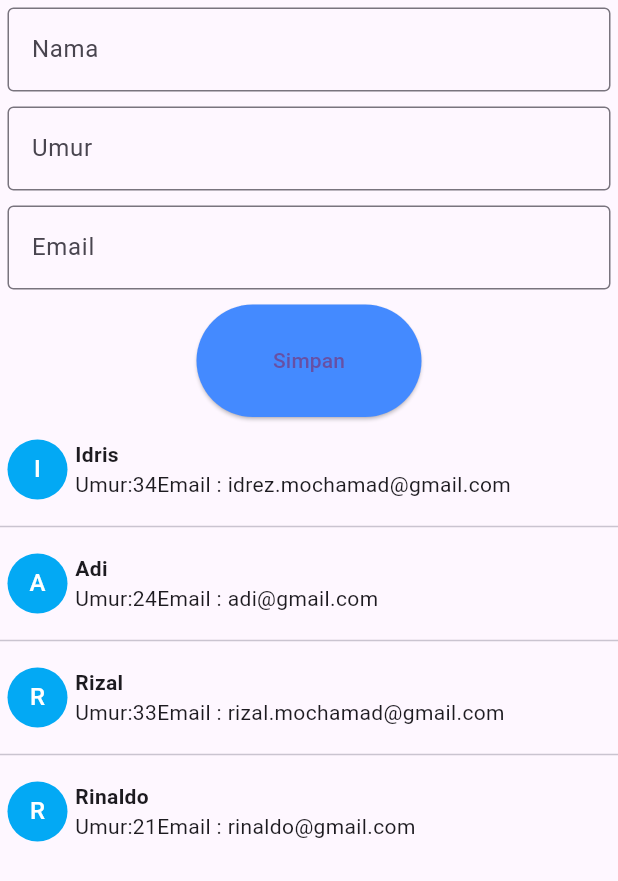
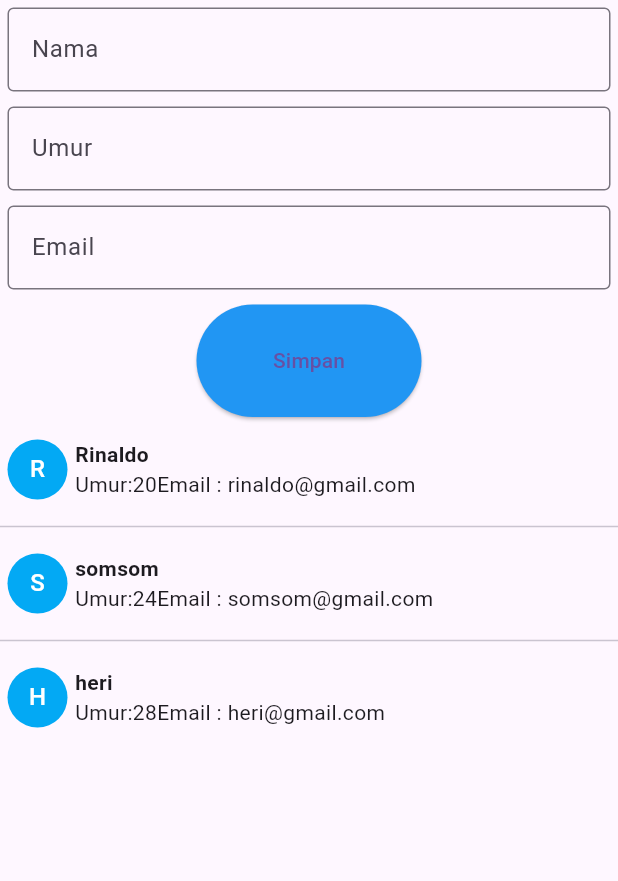
Before and after one commit to CallMe-Rin/FlutterList, a Flutter app: the screen it shows after launch, on a phone screen of 412 x 824 dp. Shown: the top 881 px of the screen. Run offline on Flutter 3.47's test engine with Material 3 defaults, Android fonts, the phone set to English and light mode, and no system bars; our stand-ins replace fluttertoast.

Commit message:
UTS Mobile

```diff
--- a/lib/userlist.dart
+++ b/lib/userlist.dart
@@ -1,8 +1,8 @@
 import 'package:flutter/material.dart';
 import 'package:belajar_flutterlist/userdata.dart';
 import 'package:belajar_flutterlist/useritem.dart';
+import 'dart:developer';
 import 'package:fluttertoast/fluttertoast.dart';
-import 'dart:developer';
 
 class UserList extends StatefulWidget {
   @override
@@ -10,22 +10,19 @@ class UserList extends StatefulWidget {
 }
 
 class _UserListState extends State<UserList> {
-  TextEditingController Nama = TextEditingController();
-
-  TextEditingController Umur = TextEditingController();
-
-  TextEditingController Email = TextEditingController();
+  TextEditingController nama = new TextEditingController();
+  TextEditingController umur = new TextEditingController();
+  TextEditingController email = new TextEditingController();
 
   List<UserData> daftarUser = [
-    UserData("Idris", 34, "idrez.mochamad@gmail.com"),
-    UserData("Adi", 24, "adi@gmail.com"),
-    UserData("Rizal", 33, "rizal.mochamad@gmail.com"),
-    UserData("Rinaldo", 21, "rinaldo@gmail.com")
+    UserData("Rinaldo", 20, "rinaldo@gmail.com"),
+    UserData("somsom", 24, "somsom@gmail.com"),
+    UserData("heri", 28, "heri@gmail.com"),
   ];
 
   String btnSimpanText = "Simpan";
   String btnUbahText = "Ubah";
-  Color btnSimpanWarna = Colors.blueAccent;
+  Color btnSimpanWarna = Colors.blue;
   Color btnUbahWarna = Colors.blueGrey;
 
   int indexDipilih = 0;
@@ -34,40 +31,41 @@ class _UserListState extends State<UserList> {
   Widget build(BuildContext context) {
     return MaterialApp(
       home: Scaffold(
-        body: Container(
-          child: Column(
-            mainAxisAlignment: MainAxisAlignment.start,
+        body: Column(
           children: [
             Container(
-                padding: EdgeInsets.all(5),
+              child: Padding(
+                padding: const EdgeInsets.all(5),
                 child: TextField(
-                  controller: Nama,
-                  keyboardType: TextInputType.number,
+                  controller: nama,
                   decoration: InputDecoration(
                     labelText: "Nama",
                     border: OutlineInputBorder(),
                   ),
                 ),
               ),
+            ),
             Container(
-                padding: EdgeInsets.all(5),
+              child: Padding(
+                padding: const EdgeInsets.all(5),
                 child: TextField(
-                  controller: Umur,
-                  keyboardType: TextInputType.number,
+                  controller: umur,
                   decoration: InputDecoration(
                     labelText: "Umur",
                     border: OutlineInputBorder(),
                   ),
                 ),
               ),
+            ),
             Container(
-                padding: EdgeInsets.all(5),
+              child: Padding(
+                padding: const EdgeInsets.all(5),
                 child: TextField(
-                  controller: Email,
-                  keyboardType: TextInputType.number,
+                  controller: email,
                   decoration: InputDecoration(
                     labelText: "Email",
                     border: OutlineInputBorder(),
+                  ),
                 ),
               ),
             ),
@@ -76,36 +74,34 @@ class _UserListState extends State<UserList> {
               child: ElevatedButton(
                 onPressed: () {
                   try {
-                      if (Nama.text.isEmpty ||
-                          Umur.text.isEmpty ||
-                          Email.text.isEmpty)
-                        throw new Exception("Isian tidak boleh kosong");
-
+                    if (nama.text.isEmpty ||
+                        umur.text.isEmpty ||
+                        email.text.isEmpty) {
+                      throw new Exception("Isian Tidak Boleh Kosong");
+                    }
                     if (btnSimpanText == "Simpan") {
-                        daftarUser.add(UserData(
-                            Nama.text, int.parse(Umur.text), Email.text));
+                      // Menambahkan record sebanyak jumlah umur
+                      for (int i = 0; i < int.parse(umur.text); i++) {
+                        daftarUser.add(UserData("${i + 1}. ${nama.text}",
+                            int.parse(umur.text), email.text));
+                      }
                     } else {
                       UserData userData = daftarUser[indexDipilih];
-                        userData.nama = Nama.text;
-                        userData.umur = int.parse(Umur.text);
-                        userData.email = Email.text;
+                      userData.nama = nama.text;
+                      userData.umur = int.parse(umur.text);
+                      userData.email = email.text;
 
                       btnSimpanText = "Simpan";
-                        btnSimpanWarna = Colors.blueAccent;
                     }
                     setState(() {
-                        UserData;
+                      daftarUser;
                     });
-
-                      Nama.text = "";
-                      Umur.text = "";
-                      Email.text = "";
+                    nama.text = "";
+                    umur.text = "";
+                    email.text = "";
                   } catch (e) {
-                      Fluttertoast.showToast(
-                        msg: '$e',
-                      );
+                    Fluttertoast.showToast(msg: '$e');
                   }
-                    inspect(daftarUser);
                 },
                 child: Text(btnSimpanText),
                 style: ElevatedButton.styleFrom(
@@ -120,13 +116,13 @@ class _UserListState extends State<UserList> {
                   shrinkWrap: true,
                   itemBuilder: (context, index) {
                     return Dismissible(
-                        key: ValueKey(daftarUser[index]),
+                      key: ValueKey(daftarUser.toString()),
                       child: InkWell(
                         child: UserItem(daftarUser[index]),
                         onTap: () {
-                            Nama.text = daftarUser[index].nama;
-                            Umur.text = daftarUser[index].umur.toString();
-                            Email.text = daftarUser[index].email;
+                          nama.text = daftarUser[index].nama;
+                          umur.text = daftarUser[index].umur.toString();
+                          email.text = daftarUser[index].email;
 
                           btnSimpanText = btnUbahText;
                           btnSimpanWarna = btnUbahWarna;
@@ -164,14 +160,13 @@ class _UserListState extends State<UserList> {
                       onDismissed: (direction) {
                         if (direction == DismissDirection.startToEnd) {
                           daftarUser.removeAt(index);
-
                           setState(() {
                             daftarUser;
                           });
                         }
+                        inspect(daftarUser);
                       },
                       confirmDismiss: (direction) async {
-                          if (direction == DismissDirection.startToEnd) {
                         return await showDialog(
                           context: context,
                           builder: (BuildContext context) {
@@ -183,18 +178,17 @@ class _UserListState extends State<UserList> {
                                 ElevatedButton(
                                   onPressed: () =>
                                       Navigator.of(context).pop(true),
-                                        child: const Text("Hapus")),
+                                  child: const Text("Hapus"),
+                                ),
                                 ElevatedButton(
                                   onPressed: () =>
                                       Navigator.of(context).pop(false),
-                                        child: const Text("Batal")),
+                                  child: const Text("Batal"),
+                                ),
                               ],
                             );
                           },
                         );
-                          } else {
-                            return false;
-                          }
                       },
                     );
                   },
@@ -206,7 +200,6 @@ class _UserListState extends State<UserList> {
           ],
         ),
       ),
-      ),
     );
   }
 }
```
Lines whose indentation alone changed are shown as unchanged.
